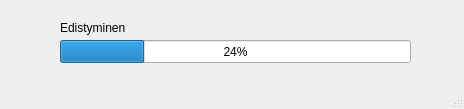
Old version of the form luento8/Edistys/mainwindow.ui in the repository t33bu/oop_cxx_esimerkit.
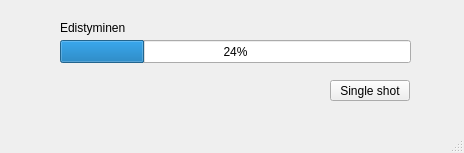
New version of the form.

Diff of the .ui file:
```diff
--- a/luento8/Edistys/mainwindow.ui
+++ b/luento8/Edistys/mainwindow.ui
@@ -7,7 +7,7 @@
     <x>0</x>
     <y>0</y>
     <width>464</width>
-    <height>109</height>
+    <height>153</height>
    </rect>
   </property>
   <property name="windowTitle">
@@ -40,6 +40,19 @@
      <string>Edistyminen</string>
     </property>
    </widget>
+   <widget class="QPushButton" name="singleShot">
+    <property name="geometry">
+     <rect>
+      <x>330</x>
+      <y>80</y>
+      <width>80</width>
+      <height>21</height>
+     </rect>
+    </property>
+    <property name="text">
+     <string>Single shot</string>
+    </property>
+   </widget>
   </widget>
   <widget class="QStatusBar" name="statusbar"/>
  </widget>
```
